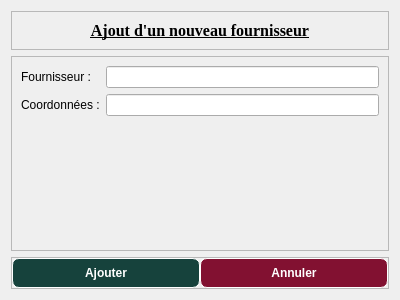
Old version of the form ajoutfournisseur.ui in the repository Totelof10/tsena.
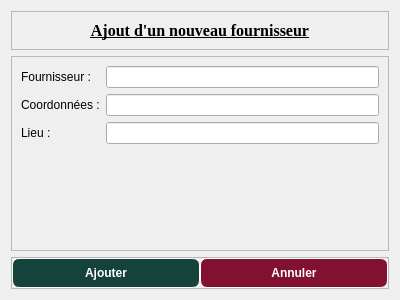
New version of the form. Icons and pictures are not drawn.

Diff of the .ui file:
```diff
--- a/ajoutfournisseur.ui
+++ b/ajoutfournisseur.ui
@@ -78,6 +78,16 @@
       <item row="1" column="1">
        <widget class="QLineEdit" name="lineEditCoordonnees"/>
       </item>
+      <item row="2" column="0">
+       <widget class="QLabel" name="label_4">
+        <property name="text">
+         <string>Lieu :</string>
+        </property>
+       </widget>
+      </item>
+      <item row="2" column="1">
+       <widget class="QLineEdit" name="lineEditLieu"/>
+      </item>
      </layout>
     </widget>
    </item>
```
